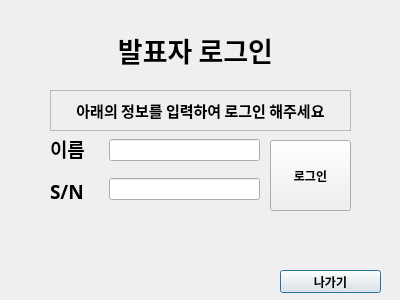
The window that CSS/PR_LOGIN.ui (theodore-choi/2021-1-ISECD-Team10) describes before a commit, drawn with Qt 5.
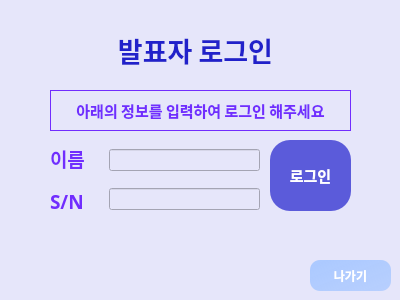
The same window after the commit.

Patch:
```diff
--- a/CSS/PR_LOGIN.ui
+++ b/CSS/PR_LOGIN.ui
@@ -19,6 +19,11 @@
   <property name="windowTitle">
    <string>Dialog</string>
   </property>
+  <property name="styleSheet">
+   <string notr="true">background-color:rgb(230, 230, 250);
+selection-background-color: rgb(243, 243, 243);
+color: rgba(85, 0, 255, 205);</string>
+  </property>
   <widget class="QLabel" name="label_Title">
    <property name="geometry">
     <rect>
@@ -36,6 +41,9 @@
      <bold>true</bold>
     </font>
    </property>
+   <property name="styleSheet">
+    <string notr="true">color: rgb(33 ,33 ,202)</string>
+   </property>
    <property name="text">
     <string>&lt;html&gt;&lt;head/&gt;&lt;body&gt;&lt;p align=&quot;center&quot;&gt;발표자 로그인&lt;/p&gt;&lt;/body&gt;&lt;/html&gt;</string>
    </property>
@@ -44,7 +52,7 @@
    <property name="geometry">
     <rect>
      <x>109</x>
-     <y>130</y>
+     <y>140</y>
      <width>151</width>
      <height>80</height>
     </rect>
@@ -65,7 +73,7 @@
    <property name="geometry">
     <rect>
      <x>50</x>
-     <y>130</y>
+     <y>140</y>
      <width>58</width>
      <height>80</height>
     </rect>
@@ -127,7 +135,7 @@
     <enum>Qt::LeftToRight</enum>
    </property>
    <property name="frameShape">
-    <enum>QFrame::StyledPanel</enum>
+    <enum>QFrame::Box</enum>
    </property>
    <property name="frameShadow">
     <enum>QFrame::Plain</enum>
@@ -142,10 +150,10 @@
   <widget class="QPushButton" name="Back_Button">
    <property name="geometry">
     <rect>
-     <x>280</x>
-     <y>270</y>
-     <width>101</width>
-     <height>23</height>
+     <x>310</x>
+     <y>260</y>
+     <width>81</width>
+     <height>31</height>
     </rect>
    </property>
    <property name="font">
@@ -155,6 +163,16 @@
      <bold>true</bold>
     </font>
    </property>
+   <property name="focusPolicy">
+    <enum>Qt::ClickFocus</enum>
+   </property>
+   <property name="styleSheet">
+    <string notr="true">QPushButton{
+	color: white;
+	background-color: qlineargradient(spread:pad, x1:0, y1:0, x2:1, y2:1, stop:0 rgba(171, 201, 255, 255), stop:1 rgba(171, 201, 255, 200));
+	border-radius: 10px;
+}</string>
+   </property>
    <property name="text">
     <string>나가기</string>
    </property>
@@ -177,10 +195,18 @@
    <property name="font">
     <font>
      <family>맑은 고딕</family>
+     <pointsize>11</pointsize>
      <weight>75</weight>
      <bold>true</bold>
     </font>
    </property>
+   <property name="styleSheet">
+    <string notr="true">QPushButton{
+	color: white;
+	background-color: rgb(91, 91, 218);
+	border-radius: 20px;
+}</string>
+   </property>
    <property name="text">
     <string>로그인</string>
    </property>
```
